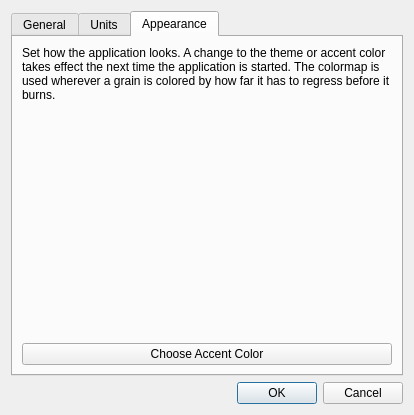
Above: uilib/views/forms/Preferences.ui from OwenCourtz/ocMotor before the change. Below: the same form after it.
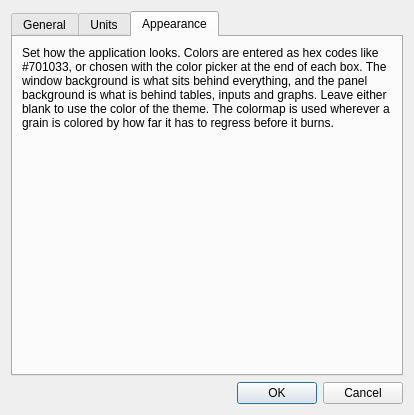
That is the form after the change. The open tabs and pages were chosen to show the change. Icons and pictures are not drawn. Custom widgets are drawn as their Qt base class.

Commit message: UI updates with background color pickers

The edit to the form file:
```diff
--- a/uilib/views/forms/Preferences.ui
+++ b/uilib/views/forms/Preferences.ui
@@ -68,7 +68,7 @@
        <item>
         <widget class="QLabel" name="labelAppearance">
          <property name="text">
-          <string>Set how the application looks. A change to the theme or accent color takes effect the next time the application is started. The colormap is used wherever a grain is colored by how far it has to regress before it burns.</string>
+          <string>Set how the application looks. Colors are entered as hex codes like #701033, or chosen with the color picker at the end of each box. The window background is what sits behind everything, and the panel background is what is behind tables, inputs and graphs. Leave either blank to use the color of the theme. The colormap is used wherever a grain is colored by how far it has to regress before it burns.</string>
          </property>
          <property name="wordWrap">
           <bool>true</bool>
@@ -85,13 +85,6 @@
          </property>
         </widget>
        </item>
-       <item>
-        <widget class="QPushButton" name="pushButtonAccent">
-         <property name="text">
-          <string>Choose Accent Color</string>
-         </property>
-        </widget>
-       </item>
       </layout>
      </widget>
     </widget>
```
The commit also changes 12 other files.
